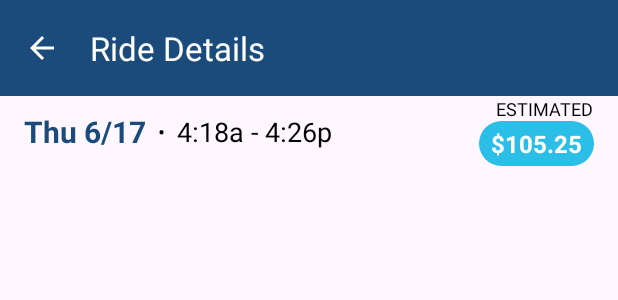
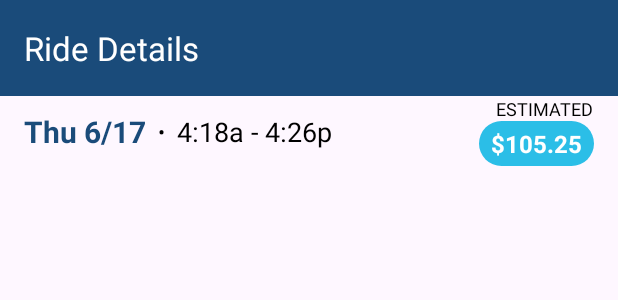
Before and after one commit to sararace/DriverApp, an Android app: the layout fragment_trip_detail.xml on its own in the app's theme, with its tools: preview values and no code run, on a phone screen of 412 x 824 dp. Shown: the top 300 px of the screen. Run offline under Robolectric (Android 15) with nearby library versions, the phone set to English and light mode, and no system bars; network calls fail.

Commit message:
fix up navigation

```diff
--- a/app/src/main/java/com/example/driverapp/tripdetail/TripDetailFragment.kt
+++ b/app/src/main/java/com/example/driverapp/tripdetail/TripDetailFragment.kt
@@ -4,7 +4,10 @@ import android.os.Bundle
 import android.view.LayoutInflater
 import android.view.View
 import android.view.ViewGroup
+import androidx.activity.OnBackPressedCallback
 import androidx.fragment.app.Fragment
+import androidx.navigation.fragment.findNavController
+import androidx.navigation.ui.setupWithNavController
 import com.example.driverapp.databinding.FragmentTripDetailBinding
 import com.example.driverapp.databinding.FragmentTripListBinding
 import org.koin.androidx.viewmodel.ext.android.viewModel
@@ -25,5 +28,6 @@ class TripDetailFragment : Fragment() {
 
     override fun onViewCreated(view: View, savedInstanceState: Bundle?) {
         super.onViewCreated(view, savedInstanceState)
+        binding?.toolbar?.setupWithNavController(findNavController())
     }
 }
--- a/app/src/main/res/drawable/baseline_arrow_back_24.xml
+++ /dev/null
@@ -1,5 +0,0 @@
-<vector android:autoMirrored="true" android:height="24dp"
-    android:tint="#FFFFFF" android:viewportHeight="24"
-    android:viewportWidth="24" android:width="24dp" xmlns:android="http://schemas.android.com/apk/res/android">
-    <path android:fillColor="@android:color/white" android:pathData="M20,11H7.83l5.59,-5.59L12,4l-8,8 8,8 1.41,-1.41L7.83,13H20v-2z"/>
-</vector>
--- a/app/src/main/res/layout/fragment_trip_detail.xml
+++ b/app/src/main/res/layout/fragment_trip_detail.xml
@@ -13,7 +13,6 @@
         app:layout_constraintEnd_toEndOf="parent"
         app:layout_constraintStart_toStartOf="parent"
         app:layout_constraintTop_toTopOf="parent"
-        app:navigationIcon="@drawable/baseline_arrow_back_24"
         app:title="@string/ride_details_title"
         app:titleTextColor="@color/white" />
 
--- a/app/src/main/res/values/themes.xml
+++ b/app/src/main/res/values/themes.xml
@@ -5,5 +5,11 @@
         <!-- <item name="colorPrimary">@color/my_light_primary</item> -->
     </style>
 
-    <style name="Theme.DriverApp" parent="Base.Theme.DriverApp" />
+    <style name="Theme.DriverApp" parent="Base.Theme.DriverApp">
+        <item name="drawerArrowStyle">@style/DrawerArrowToggleStyle</item>
+    </style>
+
+    <style name="DrawerArrowToggleStyle" parent="Widget.AppCompat.DrawerArrowToggle">
+        <item name="color">@color/white</item>
+    </style>
 </resources>
```
